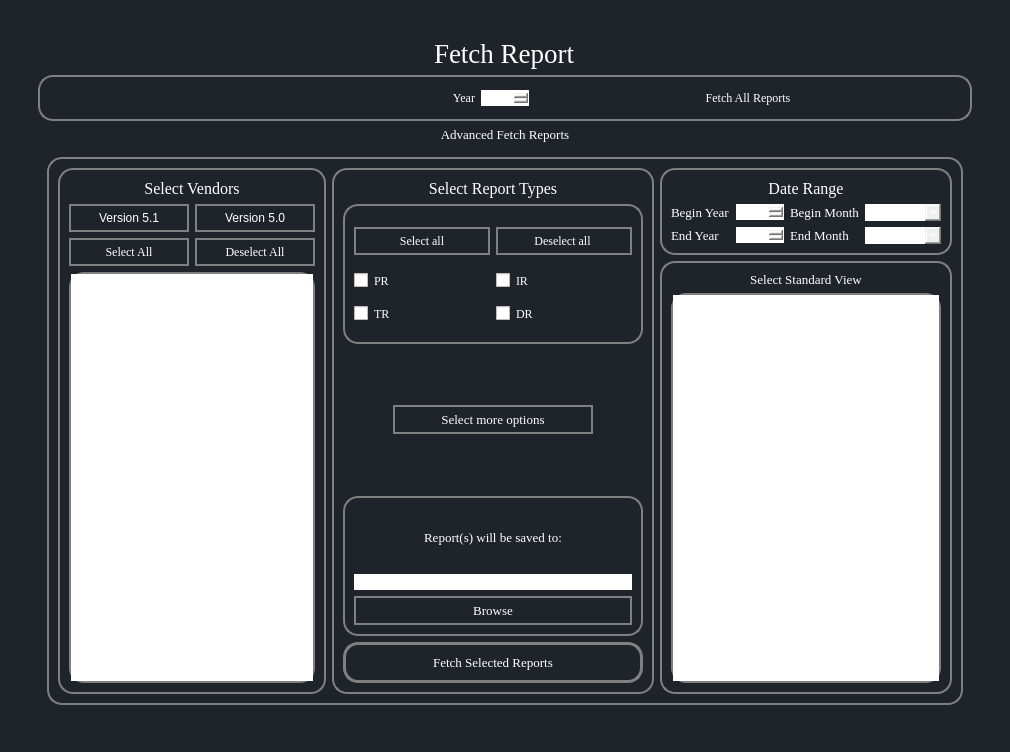
Qt form ui/FetchReportsTab.ui (aanushri9/Counter-Harvesting-5.1) before a commit.
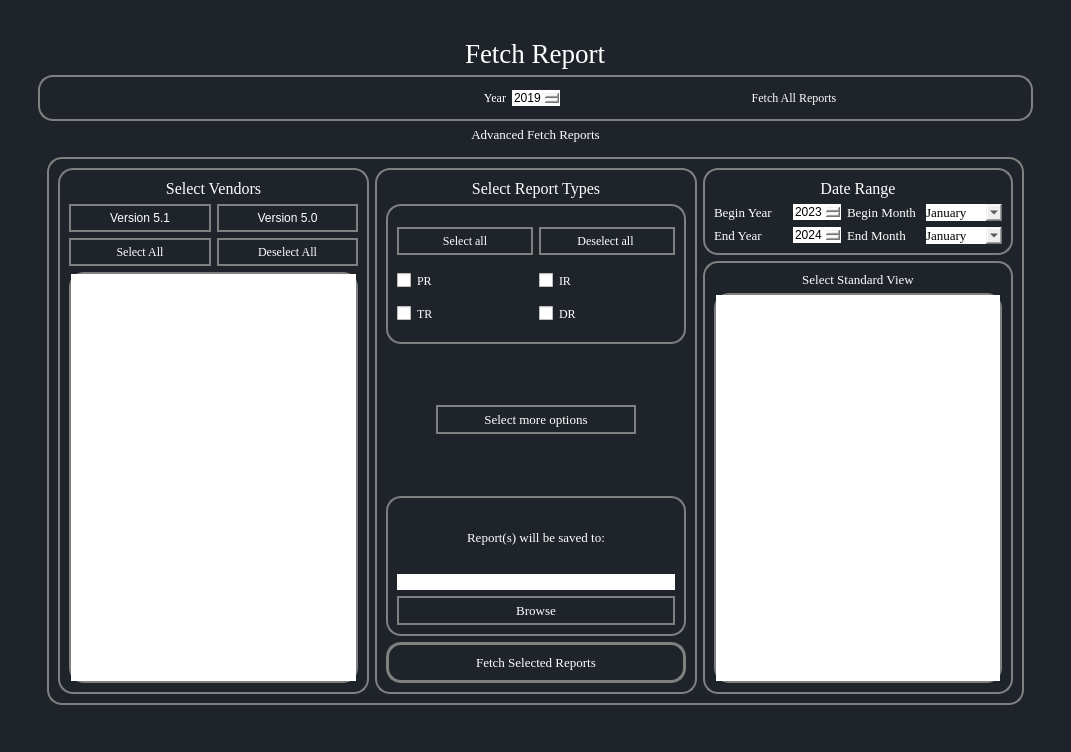
The same form after that commit.

```diff
--- a/ui/FetchReportsTab.ui
+++ b/ui/FetchReportsTab.ui
@@ -6,7 +6,7 @@
    <rect>
     <x>0</x>
     <y>0</y>
-    <width>1010</width>
+    <width>1071</width>
     <height>752</height>
    </rect>
   </property>
@@ -159,6 +159,7 @@
                         <font>
                          <family>Georgia</family>
                          <pointsize>10</pointsize>
+                         <weight>50</weight>
                          <bold>false</bold>
                         </font>
                        </property>
@@ -184,7 +185,7 @@
                         </sizepolicy>
                        </property>
                        <property name="styleSheet">
-                        <string notr="true">color:white;</string>
+                        <string notr="true">color:Black;</string>
                        </property>
                        <property name="movement">
                         <enum>QListView::Static</enum>
@@ -267,7 +268,7 @@
                      <item row="2" column="1">
                       <widget class="QDateEdit" name="end_date_edit_fetch_year">
                        <property name="styleSheet">
-                        <string notr="true"/>
+                        <string notr="true">color:Black;</string>
                        </property>
                        <property name="displayFormat">
                         <string>yyyy</string>
@@ -296,7 +297,7 @@
                         </sizepolicy>
                        </property>
                        <property name="styleSheet">
-                        <string notr="true">font-size:15;</string>
+                        <string notr="true">font-size:15;color:Black;</string>
                        </property>
                        <property name="dateTime">
                         <datetime>
@@ -348,7 +349,7 @@
                         </font>
                        </property>
                        <property name="styleSheet">
-                        <string notr="true"/>
+                        <string notr="true">color:Black;</string>
                        </property>
                        <item>
                         <property name="text">
@@ -421,7 +422,7 @@
                         </font>
                        </property>
                        <property name="styleSheet">
-                        <string notr="true"/>
+                        <string notr="true">color:Black;</string>
                        </property>
                        <item>
                         <property name="text">
@@ -497,6 +498,7 @@
                         <font>
                          <family>Georgia</family>
                          <pointsize>12</pointsize>
+                         <weight>50</weight>
                          <bold>false</bold>
                         </font>
                        </property>
@@ -571,6 +573,7 @@
                         <font>
                          <family>Georgia</family>
                          <pointsize>12</pointsize>
+                         <weight>50</weight>
                          <bold>false</bold>
                         </font>
                        </property>
@@ -591,7 +594,7 @@
                      <item row="4" column="0" colspan="2">
                       <widget class="QListView" name="vendors_list_view_fetch">
                        <property name="styleSheet">
-                        <string notr="true">color:white;</string>
+                        <string notr="true">color:Black;</string>
                        </property>
                       </widget>
                      </item>
@@ -787,6 +790,7 @@
                         <font>
                          <family>Georgia</family>
                          <pointsize>12</pointsize>
+                         <weight>50</weight>
                          <bold>false</bold>
                         </font>
                        </property>
@@ -845,7 +849,7 @@
                         <item row="1" column="0">
                          <widget class="QLineEdit" name="custom_dir_edit">
                           <property name="styleSheet">
-                           <string notr="true">color:white;</string>
+                           <string notr="true">color:Black;</string>
                           </property>
                          </widget>
                         </item>
@@ -924,6 +928,7 @@
                <font>
                 <family>Georgia</family>
                 <pointsize>10</pointsize>
+                <weight>50</weight>
                 <bold>false</bold>
                 <kerning>true</kerning>
                </font>
@@ -1013,7 +1018,7 @@
                   </sizepolicy>
                  </property>
                  <property name="styleSheet">
-                  <string notr="true"/>
+                  <string notr="true">color:Black;</string>
                  </property>
                  <property name="dateTime">
                   <datetime>
```
Left out of the diff: 5 changed lines with no effect on the pictures.
